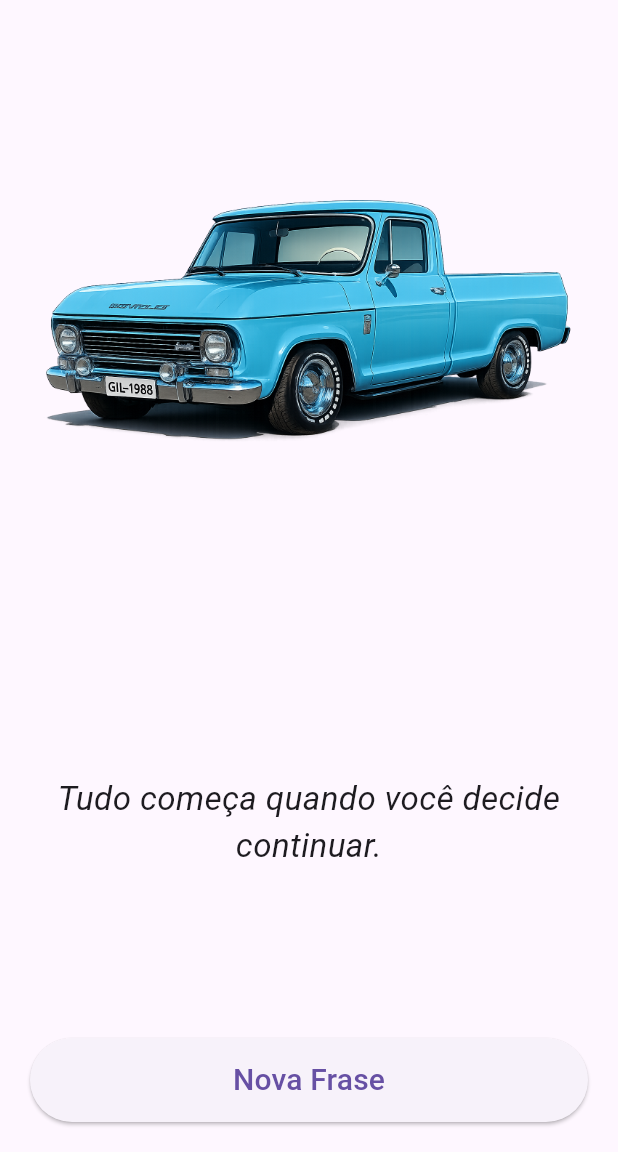
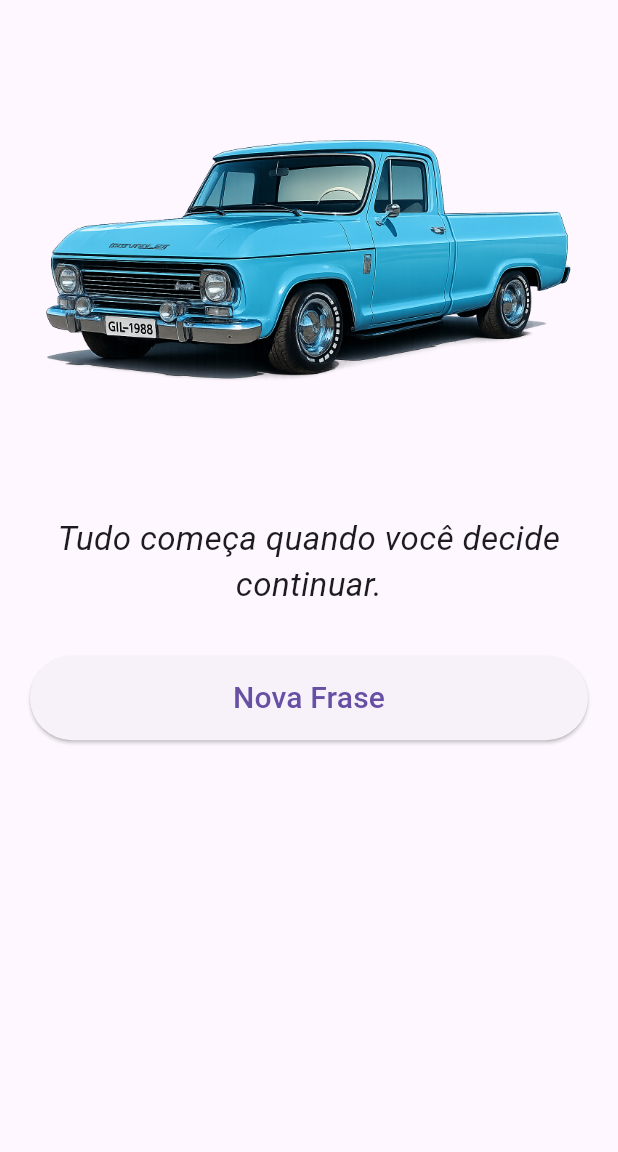
Before and after one commit to GilRossi/flutter_curso_frases_motivacionais, a Flutter app: the screen it shows after launch, after a tap on "Nova Frase", on a phone screen of 412 x 824 dp, the part 84-1236 px from its top. Run offline on Flutter 3.47's test engine with Material 3 defaults, Android fonts, the phone set to English and light mode, and no system bars; network calls fail.

Commit message:
Melhoria de layout com IA

```diff
--- a/lib/fraseIA.dart
+++ b/lib/fraseIA.dart
@@ -24,13 +24,13 @@ class OpenAIService {
         },
         body: jsonEncode({
           "model": _model,
-          "input": "Gere uma frase motivacional curta e positiva",
+          "input": "Gere uma frase motivacional positiva",
           "temperature": 0.8,
           "max_output_tokens": 60,
         }),
 
       )
-          .timeout(const Duration(seconds: 20)); // adicionado timeout para evitar travamento
+          .timeout(const Duration(seconds: 20));
 
       final duration = DateTime.now().difference(startTime);
       print('   ← Resposta recebida em ${duration.inMilliseconds} ms (${duration.inSeconds}.${(duration.inMilliseconds % 1000).toString().padLeft(3, '0')}s)');
--- a/lib/main.dart
+++ b/lib/main.dart
@@ -1,8 +1,6 @@
 import 'package:flutter/material.dart';
 import 'fraseIA.dart';
-
 import 'frases_fallback.dart';
-
 
 void main() {
   runApp(const MyApp());
@@ -31,35 +29,20 @@ class _HomeState extends State<Home> {
   String _fraseGerada = "Clique abaixo para gerar uma nova frase!";
   bool _carregando = false;
 
-  /// Método único responsável por gerar a frase
   Future<void> _gerarFrase() async {
     if (_carregando) return;
 
-    debugPrint('👆 Botão "Nova Frase" pressionado');
-
-    setState(() {
-      _carregando = true;
-    });
+    setState(() => _carregando = true);
 
     try {
       final frase = await OpenAIService.gerarFrase();
-
-      debugPrint('✅ Frase recebida com sucesso');
-
-      setState(() {
-        _fraseGerada = frase;
-      });
-    } catch (e) {
-      debugPrint('❌ Erro ao gerar frase: $e');
-
+      setState(() => _fraseGerada = frase);
+    } catch (_) {
       setState(() {
         _fraseGerada = FrasesFallback.fraseAleatoria();
       });
-    }
-    finally {
-      setState(() {
-        _carregando = false;
-      });
+    } finally {
+      setState(() => _carregando = false);
     }
   }
 
@@ -73,24 +56,35 @@ class _HomeState extends State<Home> {
       body: SafeArea(
         child: OrientationBuilder(
           builder: (context, orientation) {
+            final isLandscape = orientation == Orientation.landscape;
+
             return Padding(
               padding: const EdgeInsets.all(20),
-              child: Column(
+              child: Flex(
+                direction: isLandscape ? Axis.horizontal : Axis.vertical,
                 children: [
-                  /// Imagem
+                  /// IMAGEM (não rola)
                   Expanded(
-                    flex: orientation == Orientation.portrait ? 4 : 2,
+                    flex: isLandscape ? 4 : 3,
                     child: Image.asset(
                       "images/c10.png",
                       fit: BoxFit.contain,
                     ),
                   ),
 
-                  /// Frase com animação
+                  SizedBox(
+                    width: isLandscape ? 20 : 0,
+                    height: isLandscape ? 0 : 20,
+                  ),
+
+                  /// TEXTO + BOTÃO (rola se precisar)
                   Expanded(
-                    flex: 3,
-                    child: Center(
-                      child: AnimatedSwitcher(
+                    flex: isLandscape ? 6 : 4,
+                    child: SingleChildScrollView(
+                      child: Column(
+                        mainAxisAlignment: MainAxisAlignment.start,
+                        children: [
+                          AnimatedSwitcher(
                             duration: const Duration(milliseconds: 400),
                             transitionBuilder: (child, animation) {
                               return FadeTransition(
@@ -108,10 +102,9 @@ class _HomeState extends State<Home> {
                               ),
                             ),
                           ),
-                    ),
-                  ),
 
-                  /// Botão
+                          const SizedBox(height: 32),
+
                           SizedBox(
                             width: double.infinity,
                             height: 56,
@@ -129,6 +122,10 @@ class _HomeState extends State<Home> {
                           ),
                         ],
                       ),
+                    ),
+                  ),
+                ],
+              ),
             );
           },
         ),
```
Lines whose indentation alone changed are shown as unchanged.
